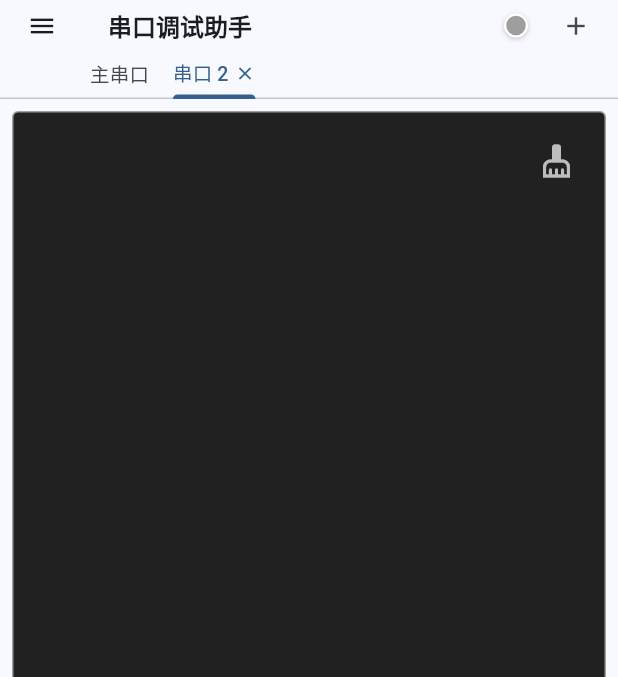
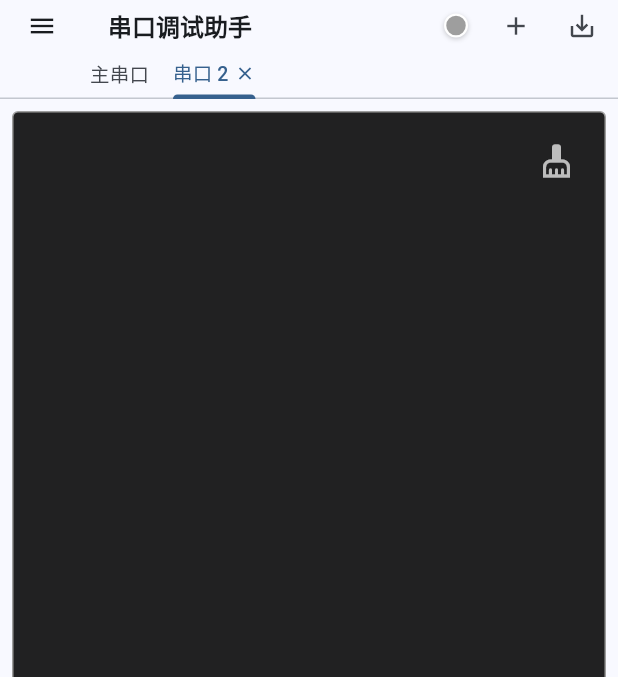
Before and after one commit to SupremeLyre/rtkmanager, a Flutter app: the screen it shows after launch, after a tap on the "add" icon, on a phone screen of 412 x 824 dp, the part 42-719 px from its top. Run offline on Flutter 3.47's test engine with Material 3 defaults, Android fonts, the light colour scheme and no system bars; our stand-ins replace file_picker, flutter_map, latlong2; missing offline and left inert: bitsdojo_window, flutter_libserialport; Roboto replaces fonts that are missing (SourceHanSansHWSC); statements that could not run were skipped.

Commit message:
add save_all_coms

```diff
--- a/lib/serial_debug_page.dart
+++ b/lib/serial_debug_page.dart
@@ -23,6 +23,7 @@ class _SerialDebugPageState extends State<SerialDebugPage>
   late TabController _tabController;
   final List<SerialTabItem> _tabs = [];
   final NtripService _ntripService = NtripService();
+  bool _isGlobalSaving = false;
 
   @override
   void initState() {
@@ -34,12 +35,43 @@ class _SerialDebugPageState extends State<SerialDebugPage>
       SerialTabItem(
         title: "主串口",
         service: SerialService(), // Singleton
-        key: GlobalKey(),
+        key: GlobalKey<SerialDebugContentState>(),
         isClosable: false,
       ),
     );
 
     _tabController = TabController(length: _tabs.length, vsync: this);
+  }
+
+  Future<void> _toggleGlobalSaving() async {
+    bool newState = !_isGlobalSaving;
+
+    for (var tab in _tabs) {
+      var state = tab.key.currentState;
+      if (state != null) {
+        state.setGlobalOverride(newState);
+        if (newState) {
+          // If turning on global saving, start saving on all
+          await state.startSavingByParent();
+        } else {
+          // If turning off, stop saving on all
+          await state.stopSavingByParent();
+        }
+      }
+    }
+
+    setState(() {
+      _isGlobalSaving = newState;
+    });
+
+    if (mounted) {
+      ScaffoldMessenger.of(context).showSnackBar(
+        SnackBar(
+          content: Text(newState ? "已开启所有串口保存" : "已停止所有串口保存"),
+          backgroundColor: newState ? Colors.green : Colors.orange,
+        ),
+      );
+    }
   }
 
   void _onNtripStateChanged() {
@@ -59,7 +91,7 @@ class _SerialDebugPageState extends State<SerialDebugPage>
         SerialTabItem(
           title: "串口 ${_tabs.length + 1}",
           service: SerialService.create(),
-          key: GlobalKey(),
+          key: GlobalKey<SerialDebugContentState>(),
           isClosable: true,
         ),
       );
@@ -150,6 +182,24 @@ class _SerialDebugPageState extends State<SerialDebugPage>
             tooltip: '新建串口连接',
           ),
           const SizedBox(width: 4),
+          Padding(
+            padding: const EdgeInsets.only(right: 8.0),
+            child: SizedBox(
+              width: 32,
+              height: 32,
+              child: IconButton(
+                icon: Icon(
+                  _isGlobalSaving ? Icons.save_as : Icons.save_alt,
+                  color: _isGlobalSaving ? Colors.redAccent : null,
+                ),
+                iconSize: 20,
+                padding: EdgeInsets.zero,
+                constraints: const BoxConstraints(),
+                onPressed: _toggleGlobalSaving,
+                tooltip: _isGlobalSaving ? '停止所有保存' : '保存所有数据',
+              ),
+            ),
+          ),
         ],
         bottom: PreferredSize(
           preferredSize: const Size.fromHeight(30),
@@ -193,7 +243,7 @@ class _SerialDebugPageState extends State<SerialDebugPage>
 class SerialTabItem {
   String title;
   final SerialService service;
-  final GlobalKey key;
+  final GlobalKey<SerialDebugContentState> key;
   final bool isClosable;
 
   SerialTabItem({
@@ -210,10 +260,10 @@ class SerialDebugContent extends StatefulWidget {
   const SerialDebugContent({super.key, required this.serialService});
 
   @override
-  State<SerialDebugContent> createState() => _SerialDebugContentState();
+  State<SerialDebugContent> createState() => SerialDebugContentState();
 }
 
-class _SerialDebugContentState extends State<SerialDebugContent>
+class SerialDebugContentState extends State<SerialDebugContent>
     with AutomaticKeepAliveClientMixin {
   List<String> _availablePorts = [];
   String? _selectedPort;
@@ -222,6 +272,7 @@ class _SerialDebugContentState extends State<SerialDebugContent>
   bool _dtrEnabled = false;
   bool _addCRLF = false;
   bool _isSavingToFile = false;
+  bool _isGlobalOverride = false;
   IOSink? _fileSink;
   String? _currentSaveFilePath;
 
@@ -335,6 +386,26 @@ class _SerialDebugContentState extends State<SerialDebugContent>
     );
   }
 
+  void setGlobalOverride(bool active) {
+    if (mounted) {
+      setState(() {
+        _isGlobalOverride = active;
+      });
+    }
+  }
+
+  Future<void> startSavingByParent() async {
+    if (!_isSavingToFile && widget.serialService.isOpen) {
+      await _toggleSaveToFile();
+    }
+  }
+
+  Future<void> stopSavingByParent() async {
+    if (_isSavingToFile) {
+      await _toggleSaveToFile();
+    }
+  }
+
   Future<void> _toggleSaveToFile() async {
     if (_isSavingToFile) {
       // Stop saving
@@ -354,6 +425,11 @@ class _SerialDebugContentState extends State<SerialDebugContent>
       // Start saving
       if (_selectedPort == null) {
         _showError("请先选择串口");
+        return;
+      }
+
+      if (!widget.serialService.isOpen) {
+        _showError("请先打开串口");
         return;
       }
 
@@ -839,19 +915,22 @@ class _SerialDebugContentState extends State<SerialDebugContent>
                         SizedBox(
                           height: 28,
                           child: ElevatedButton.icon(
-                            onPressed: _toggleSaveToFile,
+                            onPressed: _isGlobalOverride ? null : _toggleSaveToFile,
                             icon: Icon(
                               _isSavingToFile ? Icons.stop : Icons.save_alt,
                               size: 14,
                             ),
                             label: Text(
-                              _isSavingToFile ? "停止保存" : "保存到文件",
+                              _isGlobalOverride
+                                  ? "一键保存中"
+                                  : (_isSavingToFile ? "停止保存" : "保存到文件"),
                               style: const TextStyle(fontSize: 12),
                             ),
                             style: ElevatedButton.styleFrom(
                               backgroundColor: _isSavingToFile
                                   ? Colors.red
                                   : Colors.green,
+                              disabledBackgroundColor: Colors.grey,
                               foregroundColor: Colors.white,
                               padding: const EdgeInsets.symmetric(
                                 horizontal: 8,
```
Also changed, not shown: pubspec.lock.
